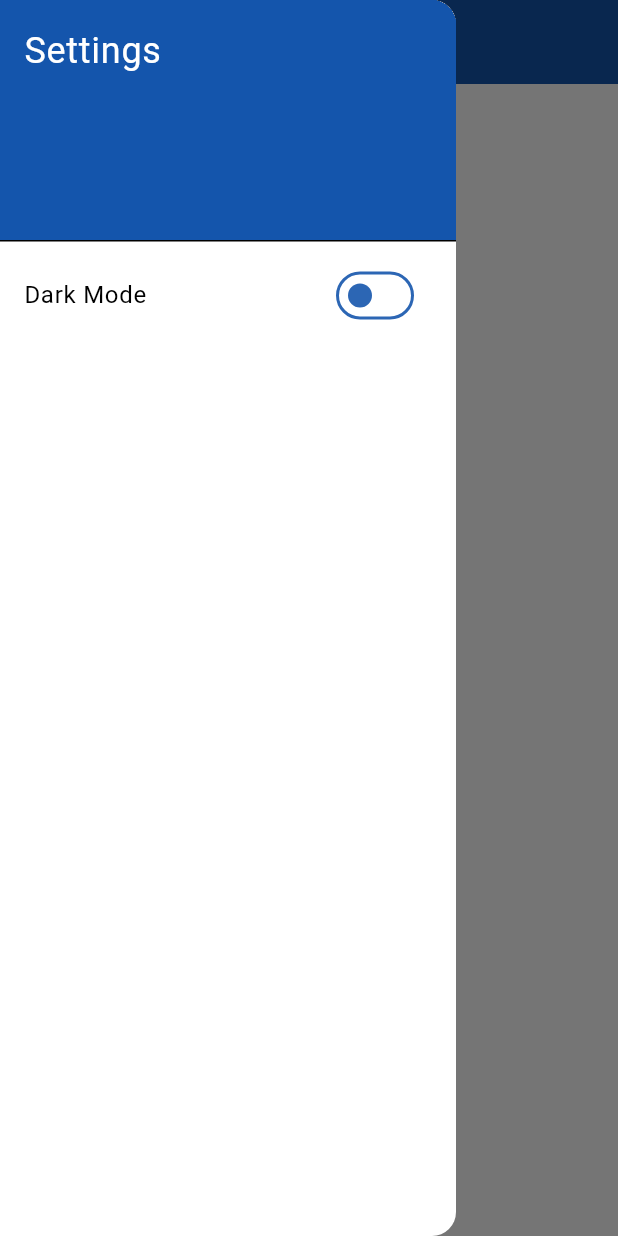
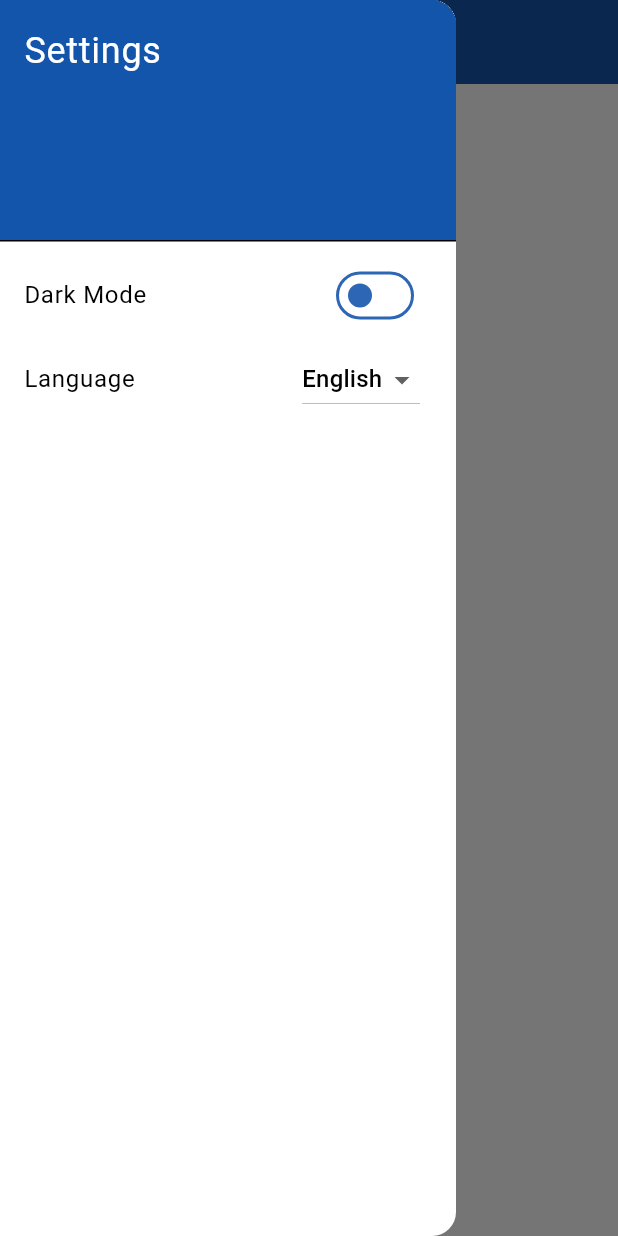
Before and after one commit to nurnabimiah/flutter_boiler_plat, a Flutter app: the screen it shows after launch, with the side drawer open, on a phone screen of 412 x 824 dp. Run offline on Flutter 3.47's test engine with Material 3 defaults, Android fonts, the phone set to English and light mode, and no system bars; our stand-ins replace shared_preferences; Roboto replaces fonts that are missing (TitilliumWeb).

Commit message:
added: localization added

```diff
--- a/lib/main.dart
+++ b/lib/main.dart
@@ -1,8 +1,10 @@
 import 'package:flutter/material.dart';
+import 'package:flutter_basic/providers/localization_provider/localization_provider.dart';
 import 'package:flutter_basic/providers/theme_provider/theme_provider.dart';
 import 'package:flutter_basic/screens/home_screen/home_screen.dart';
 import 'package:flutter_basic/utils/theme/dark_theme.dart';
 import 'package:flutter_basic/utils/theme/ligth_theme.dart';
+import 'package:flutter_localizations/flutter_localizations.dart';
 import 'package:provider/provider.dart';
 
 void main() {
@@ -10,20 +12,45 @@ void main() {
       MultiProvider(
           providers: [
             ChangeNotifierProvider(create: (_) => ThemeProvider()),
+            ChangeNotifierProvider(create: (_) => LocalizationProvider()),
           ],
           child: MyApp()));
 }
 
+
 class MyApp extends StatelessWidget {
   const MyApp({super.key});
 
-  // This widget is the root of your application.
   @override
   Widget build(BuildContext context) {
+    final themeProvider = Provider.of<ThemeProvider>(context);
+    final localizationProvider = Provider.of<LocalizationProvider>(context);
+
     return MaterialApp(
       debugShowCheckedModeBanner: false,
-      title: 'Flutter Demo',
-      theme: Provider.of<ThemeProvider>(context).isDarkMode ? dark : light,
+      title: 'Flutter Boiler Plate',
+      theme: themeProvider.isDarkMode ? dark : light,
+      locale: localizationProvider.locale,
+      supportedLocales: localizationProvider.supportedLocalesList,
+      localizationsDelegates: const [
+        GlobalMaterialLocalizations.delegate,
+        GlobalWidgetsLocalizations.delegate,
+        GlobalCupertinoLocalizations.delegate,
+      ],
+      localeResolutionCallback: (locale, supportedLocales) {
+        if (locale == null) {
+          return supportedLocales.first;
+        }
+
+        for (var supportedLocale in supportedLocales) {
+          if (supportedLocale.languageCode == locale.languageCode &&
+              supportedLocale.countryCode == locale.countryCode) {
+            return supportedLocale;
+          }
+        }
+
+        return supportedLocales.first; // Default to the first supported locale
+      },
       home: const HomeScreen(),
     );
   }
--- /dev/null
+++ b/lib/providers/localization_provider/localization_provider.dart
@@ -0,0 +1,56 @@
+
+
+
+
+import 'package:flutter/material.dart';
+import 'package:flutter_basic/utils/localization/app_translation/app_translation.dart';
+import 'package:shared_preferences/shared_preferences.dart';
+
+class LocalizationProvider with ChangeNotifier{
+   Locale locale = const Locale('en','US');
+
+   LocalizationProvider(){
+     loadLocale();
+   }
+
+   final Map<String,Locale> supportLocals = {
+     'en_us' : const Locale('en','US'),
+     'bn_BD': const Locale('bn', 'BD'),
+     'hi_IN': const Locale('hi', 'IN'),
+   };
+
+   Future<void> loadLocale() async{
+     final SharedPreferences prefs = await SharedPreferences.getInstance();
+     final String? languageCode = prefs.getString('languageCode');
+     final String? countryCode = prefs.getString('countryCode');
+
+     if(languageCode !=null && countryCode !=null){
+       locale = Locale(languageCode,countryCode);
+     }
+     notifyListeners();
+   }
+
+
+   Future<void> changeLocale(String languageCode, String? countryCode) async {
+     locale = Locale(languageCode, countryCode ?? ''); // Use a default value if countryCode is null
+     final SharedPreferences prefs = await SharedPreferences.getInstance();
+     await prefs.setString('languageCode', languageCode);
+     await prefs.setString('countryCode', countryCode ?? ''); // Set a default value for country code
+     notifyListeners();
+   }
+
+   // translated key
+   String? translate(String key){
+     // Get the locale code in a format like 'en_US'
+     String localeKey = '${locale.languageCode}_${locale.countryCode}';
+     // Return the translation for the key
+     return AppTranslations.translations[localeKey]?[key];
+
+   }
+
+
+   List<Locale> get supportedLocalesList => supportLocals.values.toList();
+
+
+
+}
--- /dev/null
+++ b/lib/utils/localization/app_translation/app_translation.dart
@@ -0,0 +1,15 @@
+
+
+
+import 'package:flutter_basic/utils/localization/language/bangla.dart';
+import 'package:flutter_basic/utils/localization/language/english.dart';
+import 'package:flutter_basic/utils/localization/language/hindi.dart';
+
+
+class AppTranslations {
+  static Map<String, Map<String, String>> translations = {
+    'en_US': english,
+    'bn_BD': bangla,
+    'hi_IN': hindi,
+  };
+}
--- a/lib/widgets/drawer/my_drawer.dart
+++ b/lib/widgets/drawer/my_drawer.dart
@@ -1,17 +1,37 @@
+
+import 'package:flutter/material.dart';
+import 'package:flutter_basic/providers/localization_provider/localization_provider.dart';
+import 'package:flutter_basic/providers/theme_provider/theme_provider.dart';
+import 'package:provider/provider.dart';
 
 
+String? getTranslated(String? key, BuildContext context) {
+  return Provider.of<LocalizationProvider>(context, listen: false).translate(key!);
+}
 
-import 'dart:math';
 
-import 'package:flutter/material.dart';
-import 'package:flutter_basic/providers/theme_provider/theme_provider.dart';
-import 'package:provider/provider.dart';
 
 class MyDrawer extends StatelessWidget {
   const MyDrawer({super.key});
 
+  String _getLanguageName(String languageCode) {
+    switch (languageCode) {
+      case 'en':
+        return 'English';
+      case 'bn':
+        return 'Bengali';
+      case 'hi':
+        return 'Hindi';
+      default:
+        return languageCode; // Return the code if the language is not recognized
+    }
+  }
+
   @override
   Widget build(BuildContext context) {
+
+    final localizationProvider = Provider.of<LocalizationProvider>(context);
+
     return Drawer(
 
       child: ListView(
@@ -26,8 +46,9 @@ class MyDrawer extends StatelessWidget {
                       ? Theme.of(context).cardColor
                       : Theme.of(context).primaryColor,
                 ),
-                child: const Text(
-                  'Settings',
+                child:  Text(
+                  // Here you need to provide the correct key
+                  getTranslated('settings', context) ?? 'Settings',
                   style: TextStyle(color: Colors.white, fontSize: 24),
                 ),
               );
@@ -49,26 +70,33 @@ class MyDrawer extends StatelessWidget {
             ),
           ),
 
-          // Localization Dropdown
-          // ListTile(
-          //   title: Text('Language'),
-          //   trailing: Consumer<LocalizationProvider>(
-          //     builder: (context, localizationProvider, child) {
-          //       return DropdownButton<String>(
-          //         value: localizationProvider.locale.languageCode,
-          //         items: [
-          //           DropdownMenuItem(child: Text('English'), value: 'en'),
-          //           DropdownMenuItem(child: Text('Spanish'), value: 'es'),
-          //         ],
-          //         onChanged: (value) {
-          //           if (value != null) {
-          //             localizationProvider.changeLocale(value);
-          //           }
-          //         },
-          //       );
-          //     },
-          //   ),
-          // ),
+          // Language Selection
+          ListTile(
+            title: const Text('Language'),
+            trailing: Consumer<LocalizationProvider>(
+              builder: (context, localizationProvider, child) {
+
+                return DropdownButton<Locale>(
+                  value: localizationProvider.locale,
+                  items: localizationProvider.supportedLocalesList.map((locale) {
+                    String languageName = _getLanguageName(locale.languageCode);
+                    return DropdownMenuItem(
+                      value: locale,
+                      child: Text(languageName),
+                    );
+                  }).toList(),
+                  onChanged: (Locale? newValue) {
+                    if (newValue != null) {
+                      localizationProvider.changeLocale(
+                        newValue.languageCode,
+                        newValue.countryCode,
+                      );
+                    }
+                  },
+                );
+              },
+            ),
+          ),
         ],
       ),
     );
--- a/pubspec.yaml
+++ b/pubspec.yaml
@@ -24,6 +24,8 @@ environment:
 
 dependencies:
   flutter:
+    sdk: flutter
+  flutter_localizations:
     sdk: flutter
 
 
```
Also changed, not shown: lib/utils/localization/language/bangla.dart (added, +13 -0 lines), lib/utils/localization/language/english.dart (added, +11 -0 lines), lib/utils/localization/language/hindi.dart (added, +13 -0 lines), pubspec.lock.
